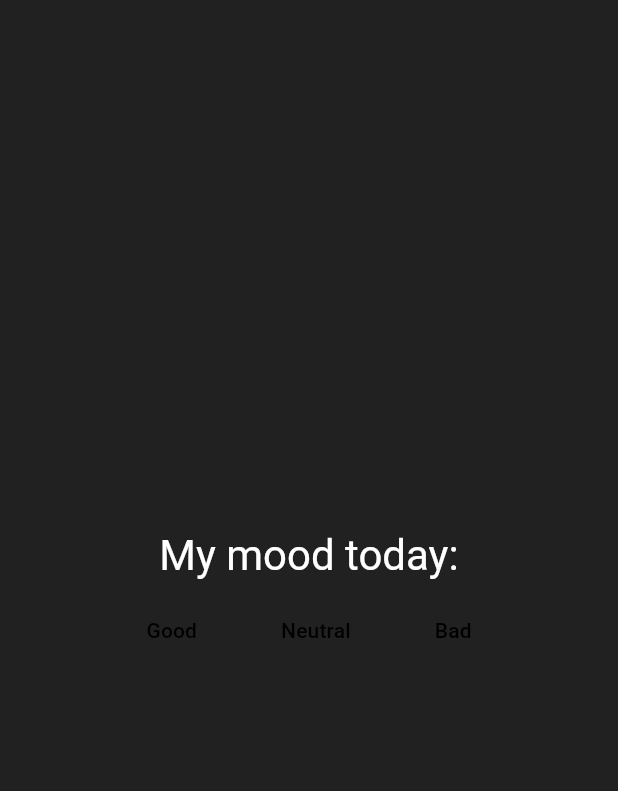
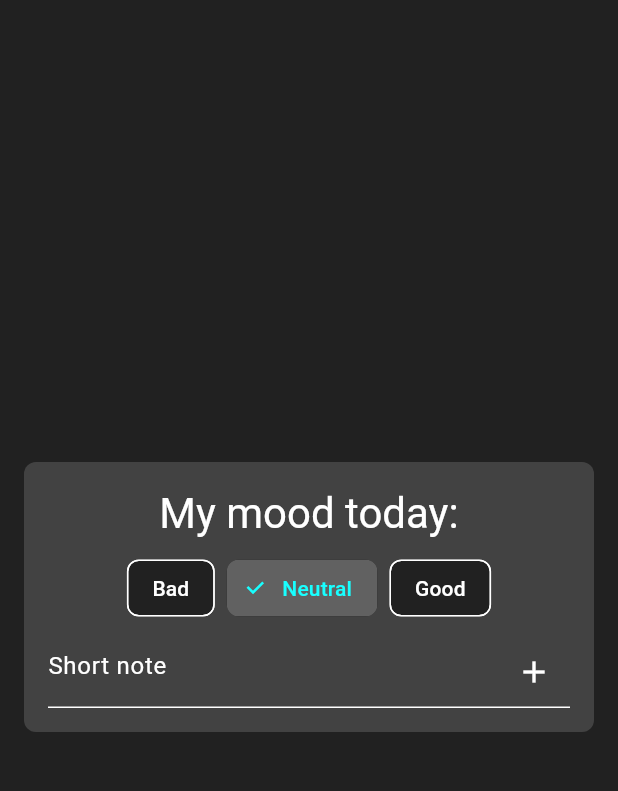
Before and after one commit to marek-musial/mini_journal_app, a Flutter app: the screen it shows after launch, on a phone screen of 412 x 824 dp, the part 63-854 px from its top. Run offline on Flutter 3.47's test engine with Material 2 defaults, Android fonts, the phone set to English and light mode, and no system bars.

Commit message:
Add mood_page UI elements
Added mood choice chips and a text field for adding short notes.
Choice chips change color on selection.
Text field is cleared on clicking 'add' button.

```diff
--- a/lib/main.dart
+++ b/lib/main.dart
@@ -16,7 +16,7 @@ class MyApp extends StatelessWidget {
         useMaterial3: true,
         colorScheme: currentColorScheme,
       ),
-      home: const MoodPage(),
+      home: MoodPage(),
     );
   }
 }
--- a/lib/mood_page.dart
+++ b/lib/mood_page.dart
@@ -1,18 +1,31 @@
 import 'package:flutter/material.dart';
+import 'package:journal/consts/color_schemes.dart';
 
 class MoodPage extends StatelessWidget {
-  const MoodPage({super.key});
+  MoodPage({super.key});
 
+  final bool selected = true;
+  final controller = TextEditingController();
   @override
   Widget build(BuildContext context) {
     return Scaffold(
       appBar: AppBar(
         title: const Text('Journal home page'),
       ),
-      body: Center(
+      body: Column(
+        mainAxisAlignment: MainAxisAlignment.center,
+        children: [
+          Container(
+            decoration: BoxDecoration(
+              borderRadius: const BorderRadius.all(
+                Radius.circular(8),
+              ),
+              color: currentColorScheme.primaryContainer,
+            ),
+            margin: const EdgeInsets.all(16),
+            padding: const EdgeInsets.all(16.0),
             child: Column(
-          mainAxisAlignment: MainAxisAlignment.center,
-          children: <Widget>[
+              children: [
                 Text(
                   'My mood today:',
                   style: Theme.of(context).textTheme.headlineMedium,
@@ -20,33 +33,82 @@ class MoodPage extends StatelessWidget {
                 const SizedBox(
                   height: 8,
                 ),
-            Row(
-              mainAxisAlignment: MainAxisAlignment.center,
-              children: [
-                OverflowBar(
+                const MoodSelection(),
+                const SizedBox(
+                  height: 8,
+                ),
+                TextField(
+                  controller: controller,
+                  decoration: InputDecoration(
+                    suffixIcon: IconButton(
+                      onPressed: () {
+                        controller.clear();
+                      },
+                      icon: const Icon(Icons.add),
+                    ),
+                    hintText: 'Short note',
+                  ),
+                  onChanged: (String value) {},
+                ),
+              ],
+            ),
+          ),
+        ],
+      ),
+    );
+  }
+}
+
+class MoodSelection extends StatefulWidget {
+  const MoodSelection({
+    super.key,
+  });
+
+  @override
+  State<MoodSelection> createState() => _MoodSelectionState();
+}
+
+class _MoodSelectionState extends State<MoodSelection> {
+  int? _value = 1;
+
+  @override
+  Widget build(BuildContext context) {
+    return OverflowBar(
       spacing: 8,
       overflowSpacing: 4,
       overflowAlignment: OverflowBarAlignment.center,
       children: [
-                    ElevatedButton(
-                      onPressed: () {},
-                      child: const Text('Good'),
+        ChoiceChip(
+          label: const Text('Bad'),
+          selected: _value == 0,
+          onSelected: (selected) {
+            setState(() {
+              _value = selected ? 0 : null;
+            });
+          },
+          selectedColor: Colors.red,
         ),
-                    ElevatedButton(
-                      onPressed: () {},
-                      child: const Text('Neutral'),
+        ChoiceChip(
+          label: const Text('Neutral'),
+          selected: _value == 1,
+          onSelected: (selected) {
+            setState(() {
+              _value = selected ? 1 : null;
+            });
+          },
+          selectedColor: Colors.grey.shade700,
         ),
-                    ElevatedButton(
-                      onPressed: () {},
-                      child: const Text('Bad'),
-                    )
+        ChoiceChip(
+          label: const Text('Good'),
+          selected: _value == 2,
+          onSelected: (selected) {
+            setState(() {
+              _value = selected ? 2 : null;
+            });
+          },
+          selectedColor: Colors.green,
+        ),
       ],
-                )
-              ],
-            )
-          ],
-        ),
-      ),
     );
   }
 }
```
Lines whose indentation alone changed are shown as unchanged.
